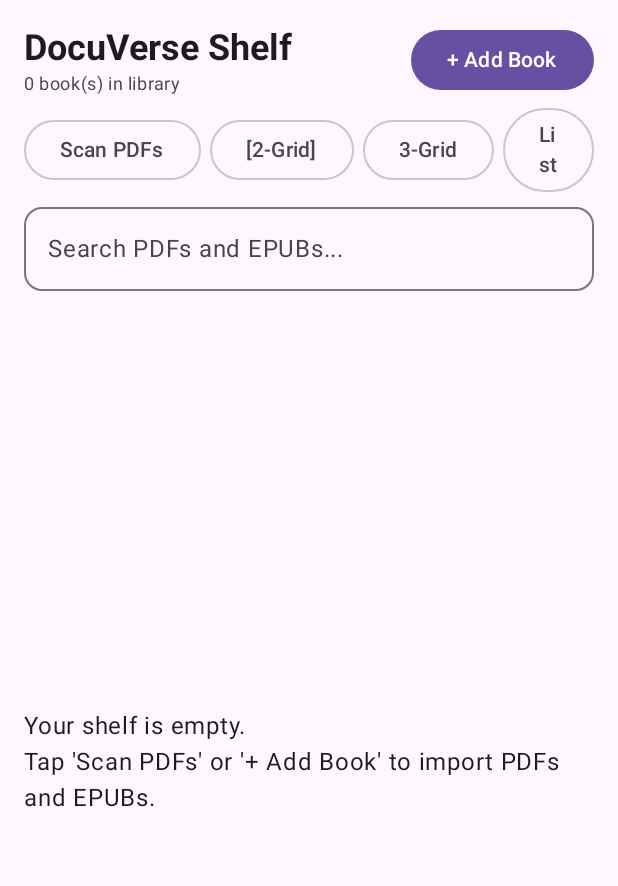
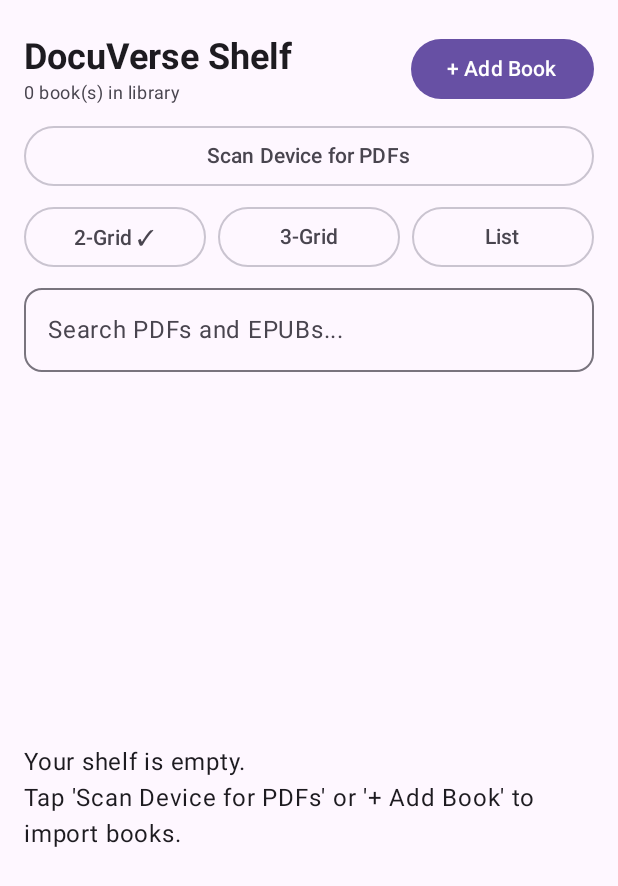
Before and after one commit to jamshaidkhan008/e-Bookish, an Android app built with Jetpack Compose: the screen it shows after launch (MainActivity), on a phone screen of 412 x 824 dp. Shown: the top 886 px of the screen. Run offline under Robolectric (Android 15) with nearby library versions, the phone set to English and light mode, and no system bars; 1 statement that could not run was skipped.

Commit message:
Refactor UI components in MainActivity
Updated padding, button text, and layout properties for better UI consistency. Adjusted button actions and added maxLines for text elements.

```diff
--- a/app/src/main/java/com/docuverse/app/MainActivity.kt
+++ b/app/src/main/java/com/docuverse/app/MainActivity.kt
@@ -275,19 +275,19 @@ class MainActivity : ComponentActivity() {
                         Column(
                             modifier = Modifier
                                 .fillMaxSize()
-                                .padding(12.dp)
+                                .padding(horizontal = 14.dp, vertical = 20.dp)
                         ) {
                             Row(
                                 modifier = Modifier.fillMaxWidth(),
                                 verticalAlignment = Alignment.CenterVertically,
-                                horizontalArrangement = Arrangement.spacedBy(6.dp)
+                                horizontalArrangement = Arrangement.spacedBy(8.dp)
                             ) {
                                 OutlinedButton(onClick = {
                                     activeBook = null
                                     readerPages = listOf()
                                     epubChapters = listOf()
                                 }) {
-                                    Text("<- Shelf")
+                                    Text("Shelf", maxLines = 1, softWrap = false)
                                 }
                                 Text(
                                     text = currentBook.title,
@@ -298,37 +298,36 @@ class MainActivity : ComponentActivity() {
                                 )
                             }
 
+                            Spacer(modifier = Modifier.height(6.dp))
+
                             Row(
-                                modifier = Modifier
-                                    .fillMaxWidth()
-                                    .padding(vertical = 4.dp),
-                                horizontalArrangement = Arrangement.spacedBy(8.dp, Alignment.CenterHorizontally),
+                                modifier = Modifier.fillMaxWidth(),
+                                horizontalArrangement = Arrangement.spacedBy(8.dp),
                                 verticalAlignment = Alignment.CenterVertically
                             ) {
                                 OutlinedButton(
                                     onClick = {
                                         val next = zoomScale - 0.25f
                                         zoomScale = if (next < 0.75f) 0.75f else next
-                                    }
+                                    },
+                                    modifier = Modifier.weight(1f)
                                 ) {
-                                    Text("Zoom -")
+                                    Text("Zoom -", maxLines = 1, softWrap = false)
                                 }
-                                Text(
-                                    text = "${(zoomScale * 100).toInt()}%",
-                                    style = MaterialTheme.typography.labelLarge
-                                )
                                 OutlinedButton(
                                     onClick = {
                                         val next = zoomScale + 0.25f
                                         zoomScale = if (next > 2.5f) 2.5f else next
-                                    }
+                                    },
+                                    modifier = Modifier.weight(1f)
                                 ) {
-                                    Text("Zoom +")
+                                    Text("Zoom +", maxLines = 1, softWrap = false)
                                 }
                                 OutlinedButton(
-                                    onClick = { zoomScale = 1f }
+                                    onClick = { zoomScale = 1f },
+                                    modifier = Modifier.weight(1f)
                                 ) {
-                                    Text("Reset")
+                                    Text("${(zoomScale * 100).toInt()}%", maxLines = 1, softWrap = false)
                                 }
                             }
 
@@ -422,7 +421,7 @@ class MainActivity : ComponentActivity() {
                                             },
                                             enabled = pagerState.currentPage > 0
                                         ) {
-                                            Text("Previous")
+                                            Text("Previous", maxLines = 1, softWrap = false)
                                         }
 
                                         Text(
@@ -441,7 +440,7 @@ class MainActivity : ComponentActivity() {
                                             },
                                             enabled = pagerState.currentPage < epubChapters.size - 1
                                         ) {
-                                            Text("Next")
+                                            Text("Next", maxLines = 1, softWrap = false)
                                         }
                                     }
                                 }
@@ -532,7 +531,7 @@ class MainActivity : ComponentActivity() {
                                         },
                                         enabled = pagerState.currentPage > 0
                                     ) {
-                                        Text("Previous")
+                                        Text("Previous", maxLines = 1, softWrap = false)
                                     }
 
                                     Text(
@@ -551,7 +550,7 @@ class MainActivity : ComponentActivity() {
                                         },
                                         enabled = pagerState.currentPage < readerPages.size - 1
                                     ) {
-                                        Text("Next")
+                                        Text("Next", maxLines = 1, softWrap = false)
                                     }
                                 }
                             }
@@ -564,18 +563,20 @@ class MainActivity : ComponentActivity() {
                         Column(
                             modifier = Modifier
                                 .fillMaxSize()
-                                .padding(16.dp)
+                                .padding(horizontal = 16.dp, vertical = 22.dp)
                         ) {
                             Row(
                                 modifier = Modifier.fillMaxWidth(),
                                 horizontalArrangement = Arrangement.SpaceBetween,
                                 verticalAlignment = Alignment.CenterVertically
                             ) {
-                                Column {
+                                Column(modifier = Modifier.weight(1f)) {
                                     Text(
                                         text = "DocuVerse Shelf",
                                         style = MaterialTheme.typography.headlineSmall,
-                                        fontWeight = FontWeight.Bold
+                                        fontWeight = FontWeight.Bold,
+                                        maxLines = 1,
+                                        overflow = TextOverflow.Ellipsis
                                     )
                                     Text(
                                         text = "${books.size} book(s) in library",
@@ -583,42 +584,75 @@ class MainActivity : ComponentActivity() {
                                         color = MaterialTheme.colorScheme.onSurfaceVariant
                                     )
                                 }
+                                Spacer(modifier = Modifier.width(8.dp))
                                 Button(onClick = {
                                     addBookLauncher.launch(
                                         arrayOf("application/pdf", "application/epub+zip", "*/*")
                                     )
                                 }) {
-                                    Text("+ Add Book")
+                                    Text("+ Add Book", maxLines = 1, softWrap = false)
                                 }
                             }
 
-                            Spacer(modifier = Modifier.height(8.dp))
+                            Spacer(modifier = Modifier.height(10.dp))
 
+                            // Row 1: Scanner action
                             Row(
                                 modifier = Modifier.fillMaxWidth(),
-                                horizontalArrangement = Arrangement.spacedBy(6.dp),
+                                horizontalArrangement = Arrangement.spacedBy(8.dp),
                                 verticalAlignment = Alignment.CenterVertically
                             ) {
                                 OutlinedButton(
                                     onClick = { scanDevicePdfs() },
-                                    enabled = !isScanning
+                                    enabled = !isScanning,
+                                    modifier = Modifier.fillMaxWidth()
                                 ) {
-                                    Text(if (isScanning) "Scanning..." else "Scan PDFs")
+                                    Text(
+                                        text = if (isScanning) "Scanning Device PDFs..." else "Scan Device for PDFs",
+                                        maxLines = 1,
+                                        softWrap = false
+                                    )
+                                }
+                            }
+
+                            Spacer(modifier = Modifier.height(6.dp))
+
+                            // Row 2: 3 equal-width library view mode buttons
+                            Row(
+                                modifier = Modifier.fillMaxWidth(),
+                                horizontalArrangement = Arrangement.spacedBy(8.dp),
+                                verticalAlignment = Alignment.CenterVertically
+                            ) {
+                                val b2 = if (viewMode == LibraryViewMode.GRID_2) Button else OutlinedButton
+                                OutlinedButton(
+                                    onClick = { viewMode = LibraryViewMode.GRID_2 },
+                                    modifier = Modifier.weight(1f)
+                                ) {
+                                    Text(
+                                        text = if (viewMode == LibraryViewMode.GRID_2) "2-Grid ✓" else "2-Grid",
+                                        maxLines = 1,
+                                        softWrap = false
+                                    )
                                 }
                                 OutlinedButton(
-                                    onClick = { viewMode = LibraryViewMode.GRID_2 }
+                                    onClick = { viewMode = LibraryViewMode.GRID_3 },
+                                    modifier = Modifier.weight(1f)
                                 ) {
-                                    Text(if (viewMode == LibraryViewMode.GRID_2) "[2-Grid]" else "2-Grid")
+                                    Text(
+                                        text = if (viewMode == LibraryViewMode.GRID_3) "3-Grid ✓" else "3-Grid",
+                                        maxLines = 1,
+                                        softWrap = false
+                                    )
                                 }
                                 OutlinedButton(
-                                    onClick = { viewMode = LibraryViewMode.GRID_3 }
+                                    onClick = { viewMode = LibraryViewMode.LIST },
+                                    modifier = Modifier.weight(1f)
                                 ) {
-                                    Text(if (viewMode == LibraryViewMode.GRID_3) "[3-Grid]" else "3-Grid")
-                                }
-                                OutlinedButton(
-                                    onClick = { viewMode = LibraryViewMode.LIST }
-                                ) {
-                                    Text(if (viewMode == LibraryViewMode.LIST) "[List]" else "List")
+                                    Text(
+                                        text = if (viewMode == LibraryViewMode.LIST) "List ✓" else "List",
+                                        maxLines = 1,
+                                        softWrap = false
+                                    )
                                 }
                             }
 
@@ -637,7 +671,7 @@ class MainActivity : ComponentActivity() {
                                 value = searchQuery,
                                 onValueChange = { searchQuery = it },
                                 modifier = Modifier.fillMaxWidth(),
-                                placeholder = { Text("Search PDFs and EPUBs...") },
+                                placeholder = { Text("Search PDFs and EPUBs...", maxLines = 1) },
                                 singleLine = true,
                                 shape = RoundedCornerShape(12.dp)
                             )
@@ -650,7 +684,7 @@ class MainActivity : ComponentActivity() {
                                     contentAlignment = Alignment.Center
                                 ) {
                                     val emptyText = if (books.isEmpty()) {
-                                        "Your shelf is empty.\nTap 'Scan PDFs' or '+ Add Book' to import PDFs and EPUBs."
+                                        "Your shelf is empty.\nTap 'Scan Device for PDFs' or '+ Add Book' to import books."
                                     } else {
                                         "No matching books found."
                                     }
@@ -717,6 +751,8 @@ class MainActivity : ComponentActivity() {
                                                     text = "Remove",
                                                     style = MaterialTheme.typography.labelMedium,
                                                     color = MaterialTheme.colorScheme.error,
+                                                    maxLines = 1,
+                                                    softWrap = false,
                                                     modifier = Modifier.clickable {
                                                         val updated = books.filter { it.uriString != book.uriString }
                                                         books = updated
@@ -772,7 +808,8 @@ class MainActivity : ComponentActivity() {
                                                     } else {
                                                         Text(
                                                             text = book.format,
-                                                            style = MaterialTheme.typography.titleMedium
+                                                            style = MaterialTheme.typography.titleMedium,
+                                                            fontWeight = FontWeight.Bold
                                                         )
                                                     }
                                                 }
@@ -805,12 +842,16 @@ class MainActivity : ComponentActivity() {
                                                     Text(
                                                         text = "$percent% • ${book.pageCount}",
                                                         style = MaterialTheme.typography.labelSmall,
-                                                        color = MaterialTheme.colorScheme.onSurfaceVariant
+                                                        color = MaterialTheme.colorScheme.onSurfaceVariant,
+                                                        maxLines = 1,
+                                                        softWrap = false
                                                     )
                                                     Text(
                                                         text = "Del",
                                                         style = MaterialTheme.typography.labelSmall,
                                                         color = MaterialTheme.colorScheme.error,
+                                                        maxLines = 1,
+                                                        softWrap = false,
                                                         modifier = Modifier.clickable {
                                                             val updated = books.filter { it.uriString != book.uriString }
                                                             books = updated
```
